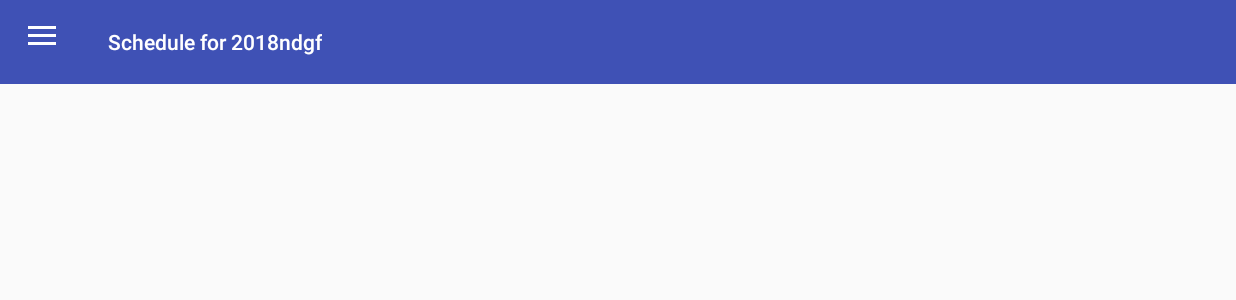
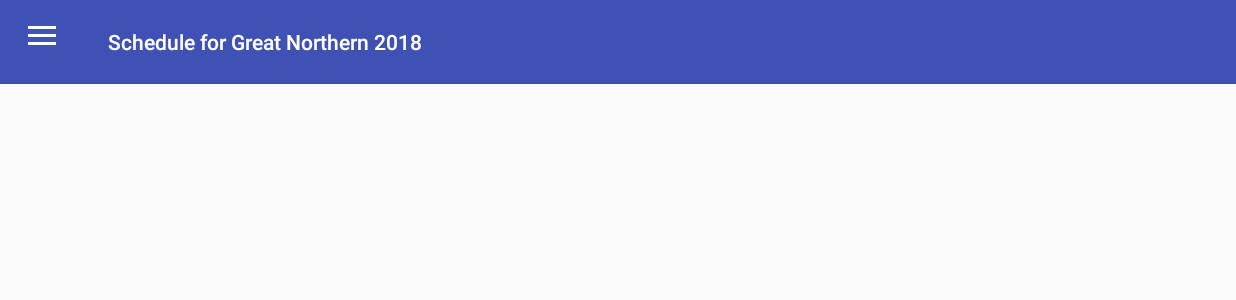
Before and after one commit to oa10712/FRCScouting, an Android app: the screen it shows after launch (MainActivity), after a tap on "Schedule", on a phone screen of 824 x 412 dp (held sideways). Shown: the top 300 px of the screen. Run offline under Robolectric (Android 15) with nearby library versions, the phone set to English and light mode, and no system bars; libraries missing offline, so code that uses them is left out: de.codecrafters.tableview; 8 statements that could not run were skipped; 1 other tap on this screen came first.

Commit message:
title fixes

```diff
--- a/app/src/main/java/com/team3313/frcscouting/MainActivity.java
+++ b/app/src/main/java/com/team3313/frcscouting/MainActivity.java
@@ -243,9 +243,16 @@ public class MainActivity extends AppCompatActivity {
     }
 
     public String getActiveRegional() {
-        return "2018ndgf";
+        return getActiveRegional(false);
     }
 
+    public String getActiveRegional(boolean humanReadable) {
+        if (humanReadable) {
+            return "Great Northern 2018";
+        } else {
+            return "2018ndgf";
+        }
+    }
 
     private class DrawerItemClickListener implements ListView.OnItemClickListener {
 
--- a/app/src/main/java/com/team3313/frcscouting/components/NumberPicker.java
+++ b/app/src/main/java/com/team3313/frcscouting/components/NumberPicker.java
@@ -168,7 +168,7 @@ public class NumberPicker extends LinearLayout {
         valueText.setGravity(Gravity.CENTER_VERTICAL | Gravity.CENTER_HORIZONTAL);
         valueText.setText(value.toString());
         valueText.setInputType(InputType.TYPE_CLASS_NUMBER);
-        valueText.setFilters(new InputFilter[]{new InputFilterMinMax(0, 999)});
+        valueText.setFilters(new InputFilter[]{new InputFilterMinMax(MINIMUM, MAXIMUM)});
     }
 
     private void initDecrementButton(Context context) {
--- a/app/src/main/java/com/team3313/frcscouting/fragments/ScheduleFragment.java
+++ b/app/src/main/java/com/team3313/frcscouting/fragments/ScheduleFragment.java
@@ -23,8 +23,7 @@ public class ScheduleFragment extends Fragment {
 
     @Override
     public View onCreateView(LayoutInflater inflater, ViewGroup container, Bundle savedInstanceState) {
-        getActivity().setTitle("Schedule for " + ((MainActivity) getActivity()).getActiveRegional());
-
+        getActivity().setTitle("Schedule for " + ((MainActivity) getActivity()).getActiveRegional(true));
         return new MatchList(getContext(), DataStore.scheduleData);
     }
 
--- a/app/src/main/java/com/team3313/frcscouting/fragments/ScoutingMatchFragment.java
+++ b/app/src/main/java/com/team3313/frcscouting/fragments/ScoutingMatchFragment.java
@@ -60,7 +60,7 @@ public class ScoutingMatchFragment extends ScoutingFragment {
     @Override
     public View onCreateView(LayoutInflater inflater, ViewGroup container,
                              Bundle savedInstanceState) {
-        MainActivity.instance.setTitle("Match " + getData("match_key", String.class) + " - Watching " + getData("team_key", String.class));
+        MainActivity.instance.setTitle(getData("match_key", String.class).split("_")[1].replace("qm", "Qualifier Match ") + " - Watching Team " + getData("team_key", String.class).substring(3));
         linearLayout = new LinearLayout(getActivity());
         linearLayout.setOrientation(LinearLayout.VERTICAL);
 
--- a/app/src/main/java/com/team3313/frcscouting/fragments/ScoutingNotesFragment.java
+++ b/app/src/main/java/com/team3313/frcscouting/fragments/ScoutingNotesFragment.java
@@ -44,7 +44,7 @@ public class ScoutingNotesFragment extends ScoutingFragment {
     @Override
     public View onCreateView(LayoutInflater inflater, ViewGroup container,
                              Bundle savedInstanceState) {
-        MainActivity.instance.setTitle("Notes for " + getData("match_key", String.class) + " - Watching " + getData("team_key", String.class));
+        MainActivity.instance.setTitle("Notes for " + getData("match_key", String.class).split("_")[1].replace("qm", "Qualifier Match ") + " - Watching Team " + getData("team_key", String.class).substring(3));
         linearLayout = new LinearLayout(getActivity());
         linearLayout.setOrientation(LinearLayout.VERTICAL);
 
--- a/app/src/main/java/com/team3313/frcscouting/fragments/TeamNotesFragment.java
+++ b/app/src/main/java/com/team3313/frcscouting/fragments/TeamNotesFragment.java
@@ -63,6 +63,7 @@ public class TeamNotesFragment extends TeamFragment {
         for (JSONObject item : DataStore.matchData.values()) {
             try {
                 if (item.getString("team_key").equalsIgnoreCase(teamKey)) {
+                    if (item.getString("notes") != null && !item.getString("notes").equalsIgnoreCase("")) {
                         TextView label = new TextView(getContext());
                         label.setText(item.getString("match_key").split("_")[1]);
                         label.setTypeface(null, Typeface.BOLD);
@@ -73,6 +74,7 @@ public class TeamNotesFragment extends TeamFragment {
                         notes.setText(item.getString("notes"));
                         linearLayout.addView(notes);
                     }
+                }
             } catch (JSONException e) {
             }
         }
```
Lines whose indentation alone changed are shown as unchanged.
